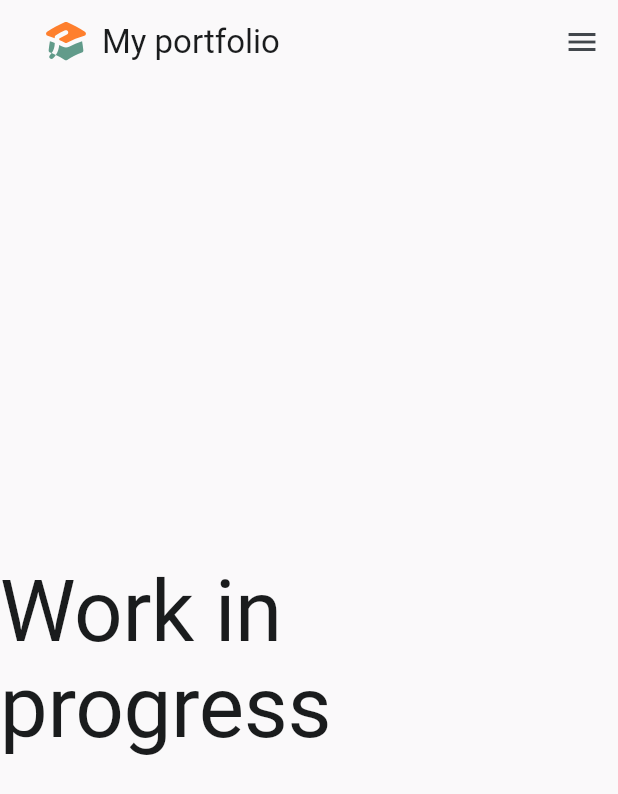
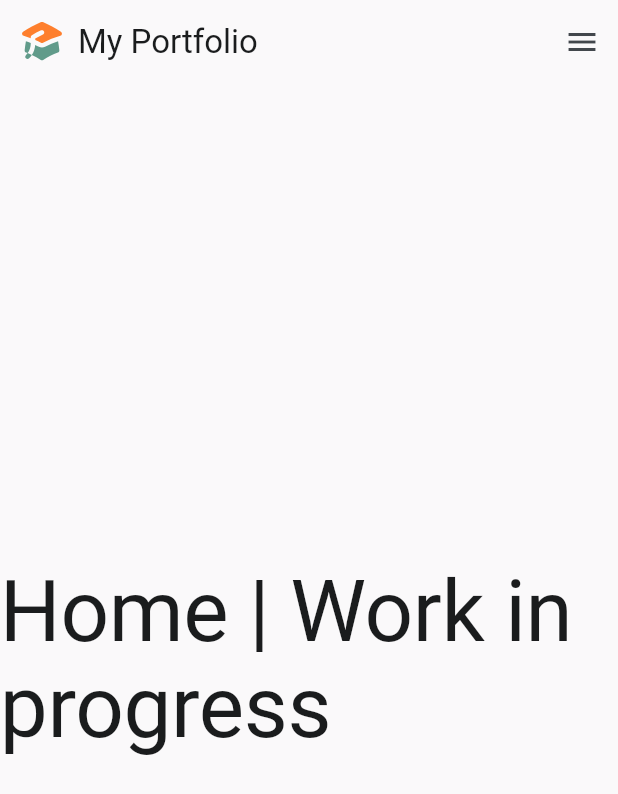
Before and after one commit to Alejandro-FA/Alejandro-FA.github.io, a Flutter app: the screen it shows after launch, after a tap on the "menu" icon, on a phone screen of 412 x 824 dp. Shown: the top 794 px of the screen. Run offline on Flutter 3.47's test engine with Material 3 defaults, Android fonts, the phone set to English and light mode, and no system bars; our stand-ins replace flutter_svg, go_router; Roboto replaces fonts that are missing (Silkscreen).

Commit message:
Refactor code to make widgets easily reusable. Create BasePage to avoid code repetition. Document code.

```diff
--- /dev/null
+++ b/app/lib/pages/base.dart
@@ -0,0 +1,42 @@
+import 'package:flutter/material.dart';
+import 'package:flutter_svg/flutter_svg.dart';
+import 'package:go_router/go_router.dart';
+import '../widgets/sliver_scaffold.dart';
+import '../widgets/adaptive_sliver_app_bar.dart';
+
+class BasePage extends StatelessWidget {
+  const BasePage({super.key, required this.bodySlivers});
+
+  final List<Widget> bodySlivers;
+
+  @override
+  Widget build(BuildContext context) {
+    final textTheme = Theme.of(context).textTheme;
+
+    return SliverScaffold(
+      appBar: AdaptiveSliverAppBar(
+        menuRoutesNames: const [
+          'Research',
+          'Projects',
+          'Curriculum Vitae',
+        ],
+        title: TextButton.icon(
+          style: TextButton.styleFrom(
+            overlayColor: Colors.transparent,
+            shape:
+                const RoundedRectangleBorder(borderRadius: BorderRadius.zero),
+          ),
+          icon: SvgPicture.asset('assets/icons/portfolio-icon.svg'),
+          onPressed: () => GoRouter.of(context).go('/'),
+          label: Text(
+            'My Portfolio',
+            style: textTheme.titleLarge,
+            maxLines: 1,
+            overflow: TextOverflow.ellipsis,
+          ),
+        ),
+      ),
+      bodySlivers: bodySlivers,
+    );
+  }
+}
--- a/app/lib/pages/home.dart
+++ b/app/lib/pages/home.dart
@@ -1,5 +1,5 @@
 import 'package:flutter/material.dart';
-import '../widgets/app_bar.dart';
+import 'base.dart';
 
 class HomePage extends StatelessWidget {
   const HomePage({super.key});
@@ -8,21 +8,18 @@ class HomePage extends StatelessWidget {
   Widget build(BuildContext context) {
     final textTheme = Theme.of(context).textTheme;
 
-    return Scaffold(
-      body: CustomScrollView(
-        physics: const BouncingScrollPhysics(),
-        slivers: <Widget>[
-          const PortfolioAppBar(),
+    return BasePage(
+      bodySlivers: [
         SliverFillRemaining(
+          hasScrollBody: true,
           child: Center(
             child: Text(
-                'Work in progress',
+              'Home | Work in progress',
               style: textTheme.displayLarge,
             ),
           ),
         ),
       ],
-      ),
     );
   }
 }
--- a/app/lib/router.dart
+++ b/app/lib/router.dart
@@ -5,11 +5,13 @@ import 'pages/research.dart';
 import 'pages/projects.dart';
 import 'pages/cv.dart';
 
+/// Builds the router for the app.
 GoRouter buildRouter({required Color color}) {
   return GoRouter(
     initialLocation: '/',
     routes: [
       GoRoute(
+        name: 'Home',
         path: '/',
         pageBuilder: (context, state) => NoTransitionPage(
           child: Title(
@@ -20,6 +22,7 @@ GoRouter buildRouter({required Color color}) {
         ),
       ),
       GoRoute(
+        name: 'Research',
         path: '/research',
         pageBuilder: (context, state) => NoTransitionPage(
           child: Title(
@@ -30,6 +33,7 @@ GoRouter buildRouter({required Color color}) {
         ),
       ),
       GoRoute(
+        name: 'Projects',
         path: '/projects',
         pageBuilder: (context, state) => NoTransitionPage(
           child: Title(
@@ -40,6 +44,7 @@ GoRouter buildRouter({required Color color}) {
         ),
       ),
       GoRoute(
+        name: 'Curriculum Vitae',
         path: '/cv',
         pageBuilder: (context, state) => NoTransitionPage(
           child: Title(
--- a/app/lib/utils.dart
+++ b/app/lib/utils.dart
@@ -12,29 +12,40 @@ void decideUrlStrategy() {
   setUrlStrategy(strategy);
 }
 
+/// An enumeration of the different window sizes according to the [Material
+/// Design 3 guidelines](https://m3.material.io/foundations/layout/applying-layout/window-size-classes).
 enum MaterialWindowSizeClass implements Comparable<MaterialWindowSizeClass> {
-  compact(minWidth: 0, maxWidth: 600),
-  medium(minWidth: 600, maxWidth: 840),
-  expanded(minWidth: 840, maxWidth: 1200),
-  large(minWidth: 1200, maxWidth: 1600),
-  extraLarge(minWidth: 1600, maxWidth: double.infinity);
+  compact(minDP: 0, maxDP: 600, panes: 1,),
+  medium(minDP: 600, maxDP: 840, panes: 1,),
+  expanded(minDP: 840, maxDP: 1200, panes: 2,),
+  large(minDP: 1200, maxDP: 1600, panes: 2,),
+  extraLarge(minDP: 1600, maxDP: double.infinity, panes: 3,);
 
   const MaterialWindowSizeClass({
-    required this.minWidth,
-    required this.maxWidth,
+    required this.minDP,
+    required this.maxDP,
+    required this.panes,
   });
-  final double minWidth;
-  final double maxWidth;
 
+  /// Minimum width in Density-independent Pixels.
+  final double minDP;
+
+  /// Maximum width in Density-independent Pixels.
+  final double maxDP;
+
+  /// Recommended number of panes to divide the screen.
+  final int panes;
+
+  /// Returns the [MaterialWindowSizeClass] based on the screen width.
   static MaterialWindowSizeClass of(BuildContext context) {
     final width = MediaQuery.of(context).size.width;
-    if (width < MaterialWindowSizeClass.compact.maxWidth) {
+    if (width < MaterialWindowSizeClass.compact.maxDP) {
       return MaterialWindowSizeClass.compact;
-    } else if (width < MaterialWindowSizeClass.medium.maxWidth) {
+    } else if (width < MaterialWindowSizeClass.medium.maxDP) {
       return MaterialWindowSizeClass.medium;
-    } else if (width < MaterialWindowSizeClass.expanded.maxWidth) {
+    } else if (width < MaterialWindowSizeClass.expanded.maxDP) {
       return MaterialWindowSizeClass.expanded;
-    } else if (width < MaterialWindowSizeClass.large.maxWidth) {
+    } else if (width < MaterialWindowSizeClass.large.maxDP) {
       return MaterialWindowSizeClass.large;
     } else {
       return MaterialWindowSizeClass.extraLarge;
@@ -42,10 +53,11 @@ enum MaterialWindowSizeClass implements Comparable<MaterialWindowSizeClass> {
   }
 
   @override
-  int compareTo(MaterialWindowSizeClass other) => minWidth.compareTo(other.minWidth);
+  int compareTo(MaterialWindowSizeClass other) =>
+      minDP.compareTo(other.minDP);
 
-  bool operator <(MaterialWindowSizeClass other) => minWidth < other.minWidth;
-  bool operator <=(MaterialWindowSizeClass other) => minWidth <= other.minWidth;
-  bool operator >(MaterialWindowSizeClass other) => minWidth > other.minWidth;
-  bool operator >=(MaterialWindowSizeClass other) => minWidth >= other.minWidth;
+  bool operator <(MaterialWindowSizeClass other) => minDP < other.minDP;
+  bool operator <=(MaterialWindowSizeClass other) => minDP <= other.minDP;
+  bool operator >(MaterialWindowSizeClass other) => minDP > other.minDP;
+  bool operator >=(MaterialWindowSizeClass other) => minDP >= other.minDP;
 }
--- /dev/null
+++ b/app/lib/widgets/adaptive_sliver_app_bar.dart
@@ -0,0 +1,82 @@
+import 'package:flutter/material.dart';
+import 'package:go_router/go_router.dart';
+import '../utils.dart';
+
+/// A [SliverAppBar] that adapts the navigation menu to the screen size.
+class AdaptiveSliverAppBar extends StatelessWidget {
+  /// Creates an [AdaptiveSliverAppBar] that can be used in a [CustomScrollView]
+  /// or in a [SliverScaffold].
+  const AdaptiveSliverAppBar({
+    super.key,
+    required this.menuRoutesNames,
+    this.title,
+    this.leading,
+    this.shape,
+  });
+
+  /// The primary widget displayed in the app bar.
+  final Widget? title;
+
+  /// A widget to display before the toolbar's [title].
+  final Widget? leading;
+
+  /// A list of [GoRoute] names to be used as navigation menu items.
+  ///
+  /// These routes must be defined in the [GoRouter] passed to [MaterialApp.router].
+  /// If the route name belongs to a valid [GoRoute], pressing on the corresponding
+  /// menu item will navigate to that route.
+  final List<String> menuRoutesNames;
+
+  /// The shape of the app bar's [Material] as well as its shadow.
+  ///
+  /// By default it is a simple rectangle.
+  final ShapeBorder? shape;
+
+  @override
+  Widget build(BuildContext context) {
+    return SliverAppBar(
+      pinned: false,
+      floating: true,
+      snap: false,
+      centerTitle: false,
+      forceMaterialTransparency: true,
+      shape: shape,
+      leading: leading,
+      title: title,
+      titleSpacing: 0,
+      actions: _buildActions(context),
+      // expandedHeight: 200,
+      // flexibleSpace: const FlexibleSpaceBar(
+      //   title: Text('SliverAppBar'),
+      //   background: FlutterLogo(),
+      // ),
+    );
+  }
+
+  /// Builds the actions menu for the app bar.
+  List<Widget> _buildActions(BuildContext context) {
+    final textTheme = Theme.of(context).textTheme;
+
+    final actions = menuRoutesNames.map((routeName) {
+      return TextButton(
+        style: TextButton.styleFrom(
+          textStyle: textTheme.titleMedium?.copyWith(color: null),
+        ),
+        onPressed: () => GoRouter.of(context).goNamed(routeName),
+        child: Text(routeName),
+      );
+    }).toList();
+
+    final drawerButton = IconButton(
+      icon: const Icon(Icons.menu),
+      onPressed: () {
+        Scaffold.of(context).openDrawer();
+      },
+    );
+
+    return MaterialWindowSizeClass.of(context) >=
+            MaterialWindowSizeClass.expanded
+        ? actions
+        : [drawerButton];
+  }
+}
--- a/app/lib/widgets/app_bar.dart
+++ /dev/null
@@ -1,91 +0,0 @@
-import 'package:flutter/material.dart';
-import 'package:flutter_svg/flutter_svg.dart';
-import 'package:go_router/go_router.dart';
-import '../utils.dart';
-
-class ResponsiveAppBar extends StatelessWidget {
-  const ResponsiveAppBar({
-    super.key,
-    required this.title,
-    required this.menus,
-    this.homeIcon = const IconButton(
-      icon: Icon(Icons.home),
-      onPressed: null,
-    ),
-  });
-
-  final String title;
-  final Map<String, String> menus; // Maps menu name to route
-  final IconButton homeIcon;
-
-  @override
-  Widget build(BuildContext context) {
-    final theme = Theme.of(context);
-    final textTheme = theme.textTheme;
-    final actions = menus.entries.map((menu) {
-      return TextButton(
-        style: TextButton.styleFrom(
-          textStyle: textTheme.titleMedium?.copyWith(color: null),
-        ),
-        onPressed: () => GoRouter.of(context).go(menu.value),
-        child: Text(menu.key),
-      );
-    }).toList();
-
-    return SliverAppBar(
-      pinned: false,
-      floating: true,
-      snap: false,
-      centerTitle: false,
-      forceMaterialTransparency: true,
-      title: TextButton.icon(
-        style: const ButtonStyle(
-          overlayColor: WidgetStatePropertyAll(Colors.transparent),
-        ),
-        icon: homeIcon.icon,
-        onPressed: homeIcon.onPressed,
-        label: Text(
-          title,
-          style: textTheme.titleLarge,
-          maxLines: 1,
-          overflow: TextOverflow.ellipsis,
-        ),
-      ),
-      actions: MaterialWindowSizeClass.of(context) >= MaterialWindowSizeClass.expanded
-          ? actions
-          : [
-              IconButton(
-                icon: const Icon(Icons.menu),
-                onPressed: () {
-                  Scaffold.of(context).openDrawer();
-                }, // TODO: Implement drawer
-              ),
-            ],
-      // expandedHeight: 200,
-      // flexibleSpace: const FlexibleSpaceBar(
-      //   title: Text('SliverAppBar'),
-      //   background: FlutterLogo(),
-      // ),
-    );
-  }
-}
-
-class PortfolioAppBar extends StatelessWidget {
-  const PortfolioAppBar({super.key});
-
-  @override
-  Widget build(BuildContext context) {
-    return ResponsiveAppBar(
-      title: "My portfolio",
-      menus: const {
-        'Research': '/research',
-        'Projects': '/projects',
-        'Curriculum Vitae': '/cv',
-      },
-      homeIcon: IconButton(
-        icon: SvgPicture.asset('assets/icons/portfolio-icon.svg'),
-        onPressed: () => GoRouter.of(context).go('/'),
-      ),
-    );
-  }
-}
--- /dev/null
+++ b/app/lib/widgets/sliver_scaffold.dart
@@ -0,0 +1,34 @@
+import 'package:flutter/material.dart';
+import 'adaptive_sliver_app_bar.dart';
+
+/// A [Scaffold] specially designed to work with sliver widgets.
+class SliverScaffold extends StatelessWidget {
+  /// Creates a visual [SliverScaffold] for Material Design sliver widgets.
+  const SliverScaffold({super.key, required this.appBar, required this.bodySlivers,});
+
+  /// The [AdaptiveSliverAppBar] to display at the top of the [SliverScaffold].
+  final AdaptiveSliverAppBar appBar;
+
+  /// The primary content of the [SliverScaffold].
+  ///
+  /// Displayed below the [appBar]. The body of a [SliverScaffold] should be a
+  /// a list of sliver widgets, such as [SliverList], [SliverGrid], [SliverFillRemaining],
+  /// or [SliverFillViewport]. These widgets are displayed in a [CustomScrollView].
+  final List<Widget> bodySlivers;
+
+  /// The scroll physics to use for the [CustomScrollView] of [SliverScaffold].
+  final ScrollPhysics? physics = const BouncingScrollPhysics();
+
+  @override
+  Widget build(BuildContext context) {
+    return Scaffold(
+      body: CustomScrollView(
+        physics: physics,
+        slivers: <Widget>[
+          appBar,
+          ...bodySlivers,
+        ],
+      ),
+    );
+  }
+}
```
Also changed, not shown: app/lib/pages/cv.dart (+4 -7 lines), app/lib/pages/projects.dart (+4 -7 lines), app/lib/pages/research.dart (+4 -7 lines), 2 other files. Lines whose indentation alone changed are shown as unchanged.
